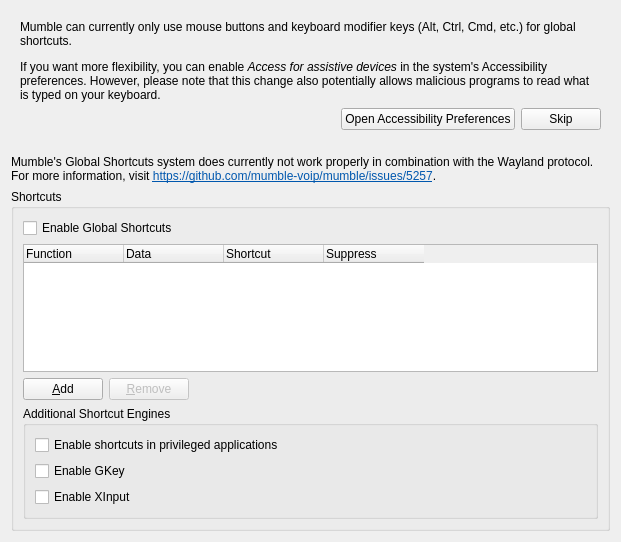
The window that src/mumble/GlobalShortcut.ui (mumble-voip/mumble) describes before a commit, drawn with Qt 5.
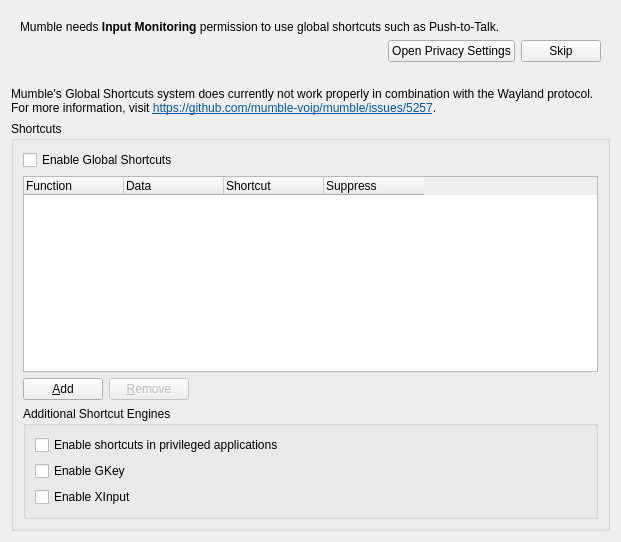
The same window after the commit. Custom widgets are drawn as their Qt base class.

Commit message: FEAT(client): Add runtime macOS permission API selection for global shortcuts

```diff
--- a/src/mumble/GlobalShortcut.ui
+++ b/src/mumble/GlobalShortcut.ui
@@ -32,7 +32,7 @@
          <item>
           <widget class="QLabel" name="label">
            <property name="text">
-            <string>&lt;html&gt;&lt;head/&gt;&lt;body&gt;&lt;p&gt;Mumble can currently only use mouse buttons and keyboard modifier keys (Alt, Ctrl, Cmd, etc.) for global shortcuts.&lt;/p&gt;&lt;p&gt;If you want more flexibility, you can enable &lt;span style=&quot; font-style:italic;&quot;&gt;Access for assistive devices&lt;/span&gt; in the system's Accessibility preferences. However, please note that this change also potentially allows malicious programs to read what is typed on your keyboard.&lt;/p&gt;&lt;/body&gt;&lt;/html&gt;</string>
+            <string>&lt;html&gt;&lt;head/&gt;&lt;body&gt;&lt;p&gt;Mumble needs &lt;b&gt;Input Monitoring&lt;/b&gt; permission to use global shortcuts such as Push-to-Talk.&lt;/p&gt;&lt;/body&gt;&lt;/html&gt;</string>
            </property>
            <property name="textFormat">
             <enum>Qt::RichText</enum>
@@ -60,7 +60,7 @@
            <item>
             <widget class="QPushButton" name="qpbOpenAccessibilityPrefs">
              <property name="text">
-              <string>Open Accessibility Preferences</string>
+              <string>Open Privacy Settings</string>
              </property>
             </widget>
            </item>
```
Left out of the diff: 2 changed lines with no effect on the pictures. The commit also changes 52 other files.
